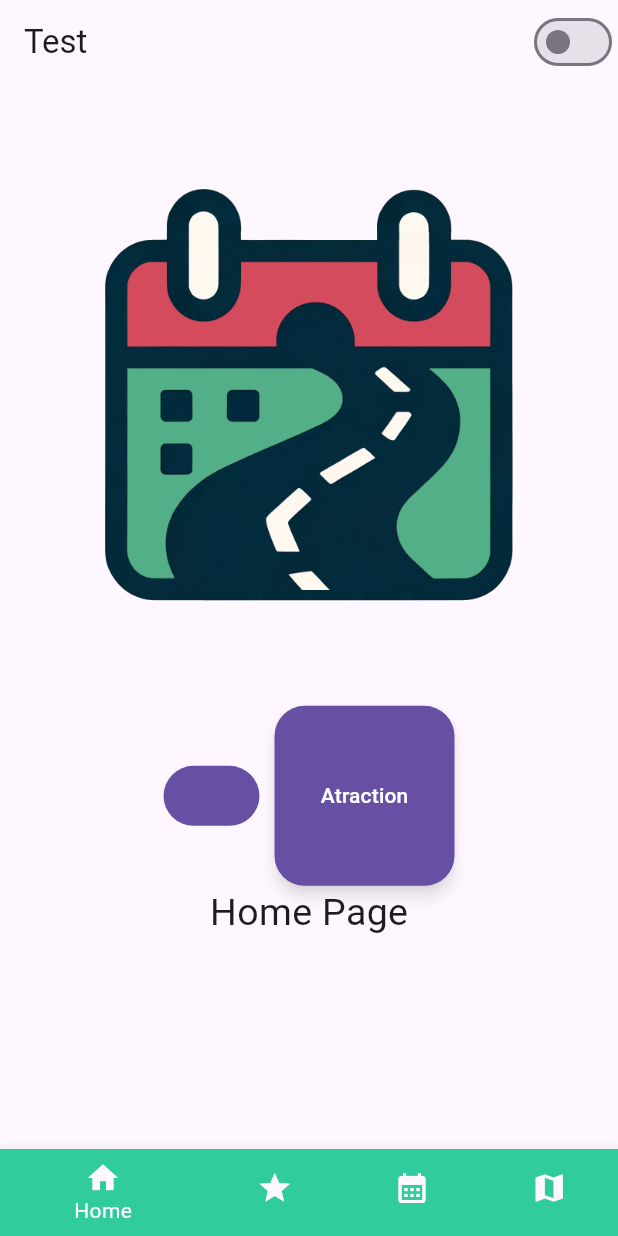
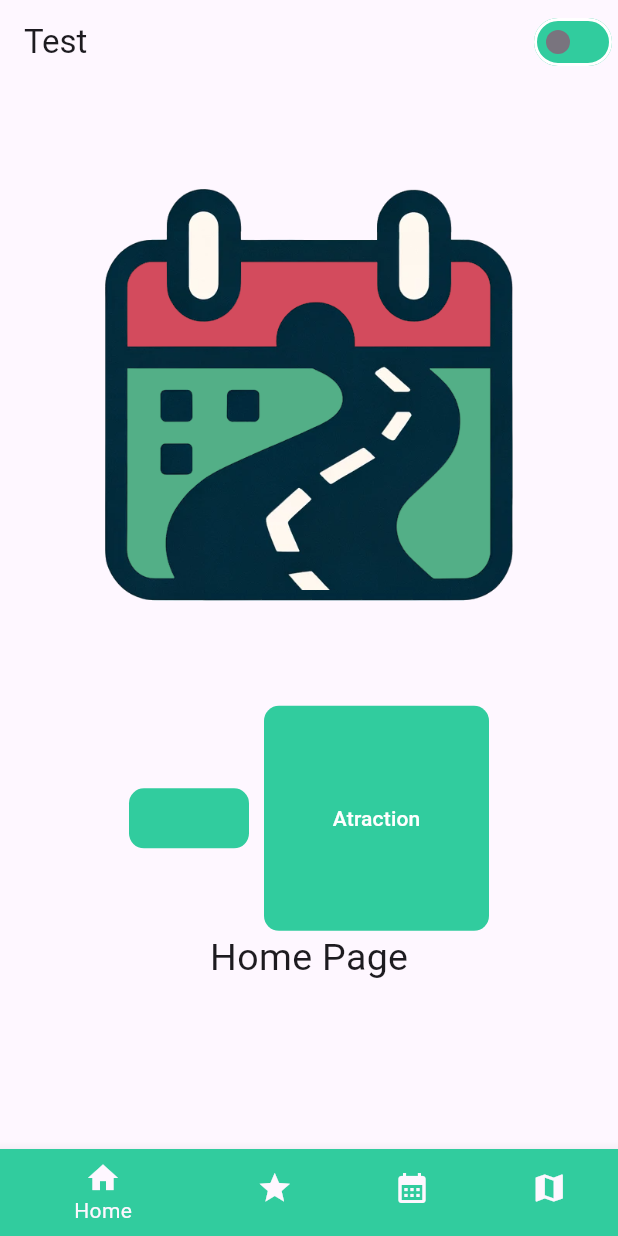
Before and after one commit to KamilTaras/tyskacz, a Flutter app: the screen it shows after launch, on a phone screen of 412 x 824 dp. Run offline on Flutter 3.47's test engine with Material 3 defaults, Android fonts, the light colour scheme and no system bars; our stand-ins replace flutter_map, latlong2; missing offline and left inert: window_manager.

Commit message:
functional themeswitcher mode

```diff
--- a/lib/Pages/homePage.dart
+++ b/lib/Pages/homePage.dart
@@ -9,10 +9,8 @@ class HomePage extends StatefulWidget {
   @override
   State<HomePage> createState() => _HomePageState();
 }
-ThemeManager themeManager = ThemeManager();
 
 class _HomePageState extends State<HomePage> {
-
   @override
   Widget build(BuildContext context) {
     return Scaffold(
@@ -22,7 +20,9 @@ class _HomePageState extends State<HomePage> {
           Switch(
               value: themeManager.themeMode == ThemeMode.dark,
               onChanged: (newValue) {
-                themeManager.toggleTheme(newValue);
+                setState(() {
+                  themeManager.toggleTheme(newValue);
+                });
               })
         ],
       ),
@@ -43,15 +43,9 @@ class _HomePageState extends State<HomePage> {
                 width: 10,
               ),
               SizedBox(
-                  height: 120,
-                  width: 120,
+                  height: 150,
+                  width: 150,
                   child: FilledButton(
-                    style: FilledButton.styleFrom(
-                      shadowColor: Colors.black54,
-                      elevation: 4,
-                      shape: RoundedRectangleBorder(
-                          borderRadius: BorderRadius.circular(20.0)),
-                    ),
                     onPressed: () {
                       Navigator.push(
                           context,
--- a/lib/Pages/mapsPage.dart
+++ b/lib/Pages/mapsPage.dart
@@ -102,6 +102,7 @@ class _MapPageState extends State<MapPage> {
   @override
   Widget build(BuildContext context) {
     return FlutterMap(
+
       options: const MapOptions(
         initialCenter: LatLng(51.509364, -0.128928),
         initialZoom: 9.2,
--- a/lib/Pages/navBar.dart
+++ b/lib/Pages/navBar.dart
@@ -1,7 +1,9 @@
 import 'package:flutter/material.dart';
 import 'package:tyskacz/Pages/calendarPage.dart';
 import 'package:tyskacz/Pages/homePage.dart';
+import 'package:tyskacz/Utils/Theme/themeConstant.dart';
 
+import '../Utils/Theme/colors.dart';
 import '../Utils/constantValues.dart';
 import 'mapsPage.dart';
 import 'plansPage.dart';
@@ -37,8 +39,12 @@ class _NavBarClassState extends State<NavBarClass> {
   }
 
   Widget MyBottomNavBar() {
+    bool isDarkMode = Theme.of(context).brightness == Brightness.dark;
+    var navBarColor = isDarkMode ? darkTheme.canvasColor : lightTheme.canvasColor;
+    print(navBarColor.toString());// mainGreen is your light theme color
+
     return Theme(
-        data: ThemeData(canvasColor: Constant.mainGreenColor),
+        data: ThemeData(canvasColor: navBarColor),
         child: BottomNavigationBar(
 
             items: [
--- a/lib/Utils/Theme/themeConstant.dart
+++ b/lib/Utils/Theme/themeConstant.dart
@@ -3,6 +3,7 @@ import 'package:flutter/material.dart';
 import 'colors.dart';
 
 ThemeData lightTheme = ThemeData(
+    canvasColor: mainGreen,
     switchTheme: SwitchThemeData(
         trackColor: MaterialStateProperty.all<Color>(mainGreen),
         trackOutlineColor: MaterialStateProperty.all<Color>(Colors.white)),
--- a/lib/main.dart
+++ b/lib/main.dart
@@ -4,6 +4,7 @@ import 'package:tyskacz/Utils/constantValues.dart';
 import 'package:window_manager/window_manager.dart';
 import 'Pages/navBar.dart';
 import 'Utils/Theme/colors.dart';
+import 'Utils/Theme/themeConstant.dart';
 import 'Utils/Theme/themeManager.dart';
 import 'Utils/configForDebugWindows.dart';
 
@@ -33,6 +34,8 @@ class MyApp extends StatefulWidget {
 }
 
 class _MyAppState extends State<MyApp> {
+
+  @override
   void dispose() {
     themeManager.removeListener(themeListener);
     super.dispose();
@@ -55,9 +58,9 @@ class _MyAppState extends State<MyApp> {
   Widget build(BuildContext context) {
     return MaterialApp(
       debugShowCheckedModeBanner: false,
-      theme: ThemeData(
-        primarySwatch: mainGreen
-      ),
+      theme: lightTheme,
+      darkTheme: darkTheme,
+      themeMode: themeManager.themeMode,
       // darkTheme: ThemeData.dark(),
       home: NavBarClass(),
     );
```
